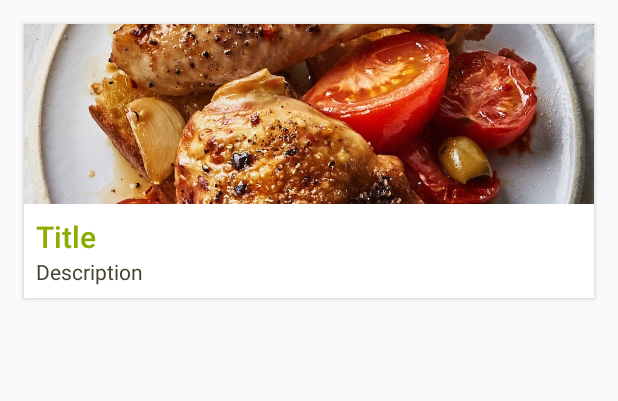
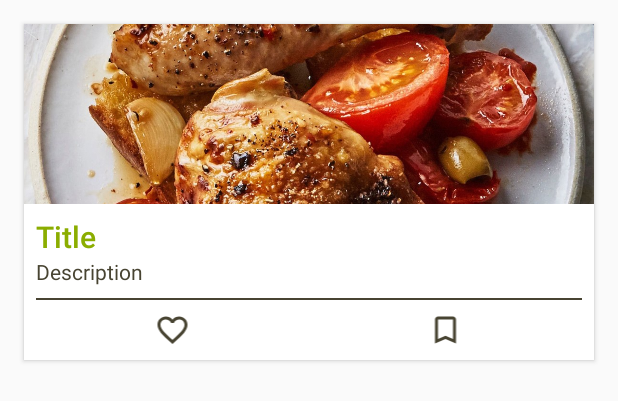
Before and after one commit to cookpad/ViewsWaiter, an Android app: the layout list_item_recipe.xml on its own in the app's theme, with its tools: preview values and no code run, on a phone screen of 412 x 824 dp. Shown: the top 401 px of the screen. Run offline under Robolectric (Android 15) with nearby library versions, the phone set to English and light mode, and no system bars.

Commit message:
added like/bookmark icons to recipe adapter

```diff
--- a/app/src/main/res/layout/list_item_recipe.xml
+++ b/app/src/main/res/layout/list_item_recipe.xml
@@ -46,6 +46,39 @@
                 android:textSize="14sp"
                 tools:text="Description"
                 />
+
+        <VideoView
+                android:layout_width="match_parent"
+                android:layout_height="1dp"
+                android:layout_marginBottom="8dp"
+                android:layout_marginTop="8dp"
+                android:alpha="0.1"
+                android:background="@color/textColor"
+                />
+
+        <LinearLayout
+                android:layout_width="match_parent"
+                android:layout_height="wrap_content"
+                >
+
+            <ImageView
+                    android:id="@+id/ivLikeButton"
+                    android:layout_width="0dp"
+                    android:layout_height="24dp"
+                    android:layout_weight="1"
+                    android:src="@drawable/ic_like"
+                    android:tint="@color/textColor"
+                    />
+
+            <ImageView
+                    android:id="@+id/ivBookmarkButton"
+                    android:layout_width="0dp"
+                    android:layout_height="24dp"
+                    android:layout_weight="1"
+                    android:src="@drawable/ic_bookmark"
+                    android:tint="@color/textColor"
+                    />
+        </LinearLayout>
     </LinearLayout>
 
 
--- a/app/src/main/res/values/colors.xml
+++ b/app/src/main/res/values/colors.xml
@@ -6,4 +6,5 @@
 
     <color name="backgroundColor">#FCF8E3</color>
     <color name="textColor">#484432</color>
+    <color name="likedColor">#F4444B</color>
 </resources>
```
Also changed, not shown: app/src/main/java/org/cookpad/rxbroadcaster_app_test/home/RecipeAdapter.kt (+23 -0 lines).
